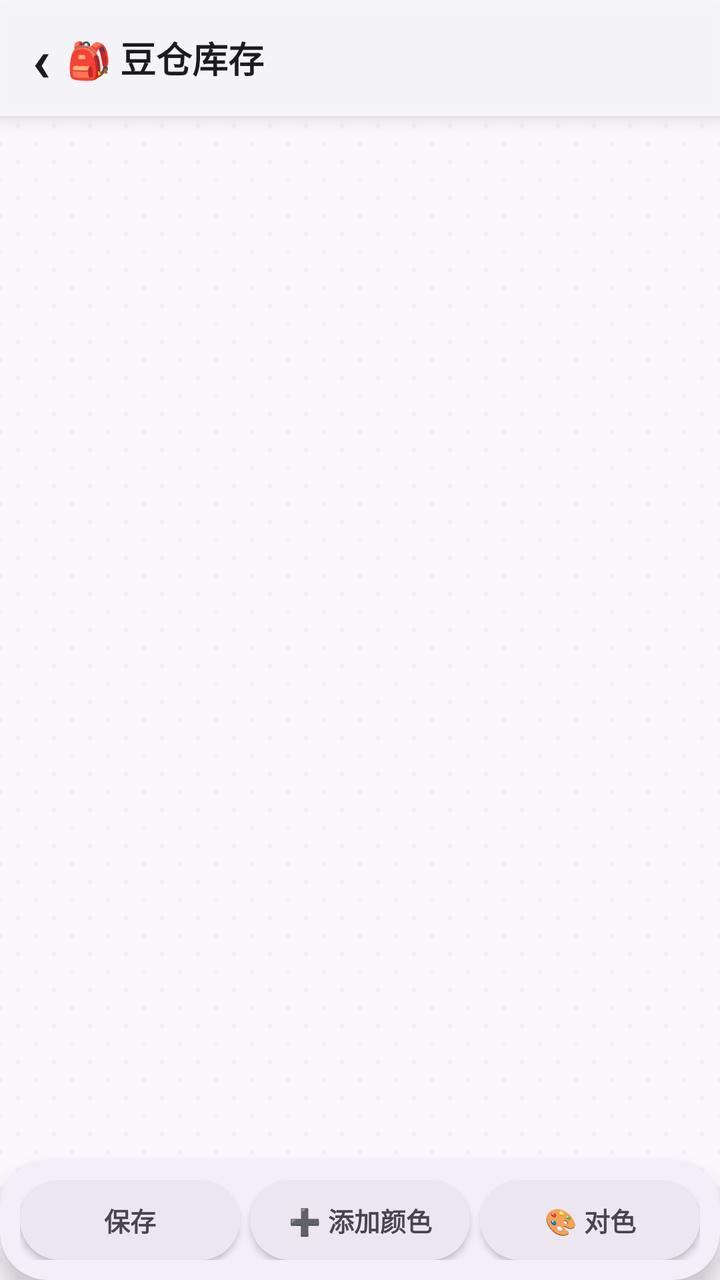
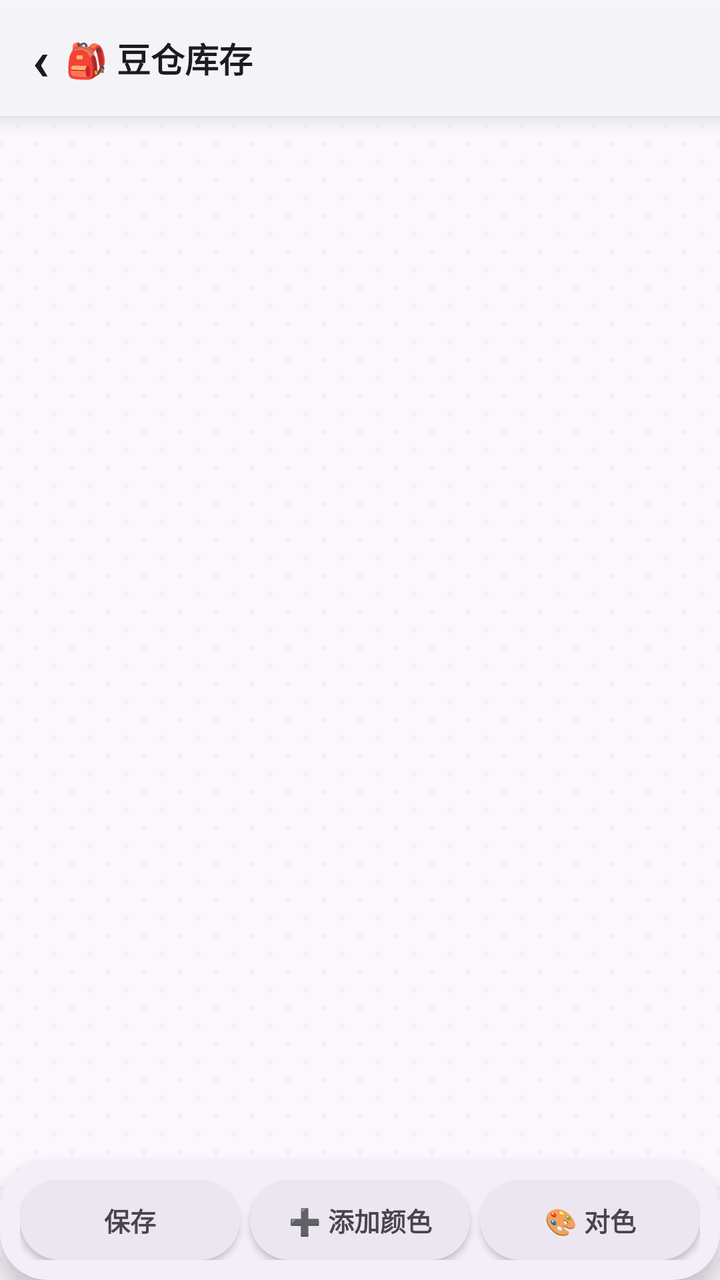

Compare the two renders of this Android layout. The source of the first and the diff that turns it into the second are given below.
<!-- AndroidManifest.xml: application theme AppTheme -->
<!-- res/layout/activity_inventory.xml -->
<?xml version="1.0" encoding="utf-8"?>
<LinearLayout xmlns:android="http://schemas.android.com/apk/res/android"
    android:layout_width="match_parent"
    android:layout_height="match_parent"
    android:background="@drawable/bg_pegboard"
    android:orientation="vertical">

    <LinearLayout
        android:layout_width="match_parent"
        android:layout_height="58dp"
        android:background="@drawable/bg_header"
        android:elevation="6dp"
        android:gravity="center_vertical"
        android:orientation="horizontal">

        <TextView
            android:id="@+id/btnBack"
            android:layout_width="wrap_content"
            android:layout_height="match_parent"
            android:clickable="true"
            android:focusable="true"
            android:gravity="center"
            android:paddingStart="16dp"
            android:paddingEnd="8dp"
            android:text="‹"
            android:textColor="@color/textMain"
            android:textSize="30sp"
            android:textStyle="bold" />

        <TextView
            android:layout_width="0dp"
            android:layout_height="wrap_content"
            android:layout_weight="1"
            android:text="@string/inv_page_title"
            android:textColor="@color/textMain"
            android:textSize="18sp"
            android:textStyle="bold" />

        <TextView
            android:id="@+id/tvCount"
            android:layout_width="wrap_content"
            android:layout_height="wrap_content"
            android:paddingEnd="16dp"
            android:textColor="@color/textSub"
            android:textSize="13sp" />
    </LinearLayout>

    <ListView
        android:id="@+id/lvInventory"
        android:layout_width="match_parent"
        android:layout_height="0dp"
        android:layout_weight="1"
        android:clipToPadding="false"
        android:divider="@null"
        android:dividerHeight="0dp"
        android:listSelector="@android:color/transparent"
        android:padding="12dp"
        android:scrollbars="none" />

    <LinearLayout
        android:layout_width="match_parent"
        android:layout_height="wrap_content"
        android:background="@drawable/bg_card"
        android:elevation="8dp"
        android:gravity="center"
        android:orientation="horizontal"
        android:padding="10dp">

        <TextView
            android:id="@+id/btnInvSave"
            android:layout_width="0dp"
            android:layout_height="40dp"
            android:layout_marginEnd="5dp"
            android:layout_weight="1"
            android:background="@drawable/bg_chip"
            android:clickable="true"
            android:elevation="2dp"
            android:focusable="true"
            android:gravity="center"
            android:text="@string/btn_save"
            android:textColor="@color/text_chip"
            android:textSize="13sp"
            android:textStyle="bold" />

        <TextView
            android:id="@+id/btnInvAdd"
            android:layout_width="0dp"
            android:layout_height="40dp"
            android:layout_marginEnd="5dp"
            android:layout_weight="1"
            android:background="@drawable/bg_chip"
            android:clickable="true"
            android:elevation="2dp"
            android:focusable="true"
            android:gravity="center"
            android:text="@string/btn_add_color"
            android:textColor="@color/text_chip"
            android:textSize="13sp"
            android:textStyle="bold" />

        <TextView
            android:id="@+id/btnInvMatch"
            android:layout_width="0dp"
            android:layout_height="40dp"
            android:layout_weight="1"
            android:background="@drawable/bg_chip"
            android:clickable="true"
            android:elevation="2dp"
            android:focusable="true"
            android:gravity="center"
            android:text="@string/match_btn"
            android:textColor="@color/text_chip"
            android:textSize="13sp"
            android:textStyle="bold" />
    </LinearLayout>
</LinearLayout>
<!-- resources referenced by this layout -->
<resources>
  <color name="textMain">#1D1B20</color>
  <color name="textSub">#49454F</color>
  <!-- drawable bg_card (drawable) -->
  <?xml version="1.0" encoding="utf-8"?>
  <shape xmlns:android="http://schemas.android.com/apk/res/android"
      android:shape="rectangle">
      <solid android:color="@color/colorSurface" />
      <corners android:radius="24dp" />
  </shape>
  <!-- drawable bg_chip (drawable) -->
  <?xml version="1.0" encoding="utf-8"?>
  <selector xmlns:android="http://schemas.android.com/apk/res/android">
      <item android:state_selected="true">
          <shape android:shape="rectangle">
              <solid android:color="@color/primaryContainer" />
              <corners android:radius="20dp" />
          </shape>
      </item>
      <item android:state_checked="true">
          <shape android:shape="rectangle">
              <solid android:color="@color/primaryContainer" />
              <corners android:radius="20dp" />
          </shape>
      </item>
      <item>
          <shape android:shape="rectangle">
              <solid android:color="@color/subsurface" />
              <corners android:radius="20dp" />
          </shape>
      </item>
  </selector>
  <!-- drawable bg_header (drawable) -->
  <?xml version="1.0" encoding="utf-8"?>
  <shape xmlns:android="http://schemas.android.com/apk/res/android"
      android:shape="rectangle">
      <solid android:color="@color/headerBg" />
  </shape>
  <!-- drawable bg_pegboard (drawable) -->
  <?xml version="1.0" encoding="utf-8"?>
  <bitmap xmlns:android="http://schemas.android.com/apk/res/android"
      android:src="@drawable/tile_pegboard"
      android:tileModeX="repeat"
      android:tileModeY="repeat" />
  <string name="btn_add_color">➕ 添加颜色</string>
  <string name="btn_save">保存</string>
  <string name="inv_page_title">🎒 豆仓库存</string>
  <string name="match_btn">🎨 对色</string>
  <style name="AppTheme" parent="android:Theme.Material.Light.NoActionBar">
          <item name="android:colorPrimary">@color/primary</item>
          <item name="android:colorPrimaryDark">@color/bg</item>
          <item name="android:colorAccent">@color/primary</item>
          <item name="android:statusBarColor">@color/bg</item>
          <item name="android:navigationBarColor">@color/bg</item>
          <item name="android:windowBackground">@drawable/bg_pegboard</item>
          <item name="android:windowLightStatusBar">true</item>
          
          <item name="android:alertDialogTheme">@style/CandyAlertDialog</item>
      </style>
  <color name="colorSurface">#F3EFF9</color>
  <color name="primaryContainer">#EADDFF</color>
  <color name="subsurface">#ECE6F0</color>
  <color name="headerBg">#F2F7F7FB</color>
  <!-- drawable tile_pegboard: png bitmap (drawable-night-nodpi, 262 bytes) -->
  <color name="primary">#6750A4</color>
  <color name="bg">#FEF7FF</color>
  <style name="CandyAlertDialog" parent="android:Theme.Material.Light.Dialog.Alert">
          <item name="android:windowBackground">@drawable/bg_dialog</item>
          <item name="android:colorAccent">@color/primary</item>
          <item name="android:textColorPrimary">@color/textMain</item>
          <item name="android:textColorSecondary">@color/textSub</item>
          <item name="android:windowMinWidthMinor">85%</item>
      </style>
  <!-- drawable bg_dialog (drawable) -->
  <?xml version="1.0" encoding="utf-8"?>
  <shape xmlns:android="http://schemas.android.com/apk/res/android"
      android:shape="rectangle">
      <solid android:color="@color/card" />
      <corners android:radius="28dp" />
  </shape>
  <color name="card">#FFFFFF</color>
</resources>

<!-- the commit's change to res/layout/activity_inventory.xml (unified diff, before → after) -->
@@ -24,7 +24,7 @@
             android:paddingEnd="8dp"
             android:text="‹"
             android:textColor="@color/textMain"
-            android:textSize="30sp"
+            android:textSize="28sp"
             android:textStyle="bold" />
 
         <TextView
@@ -33,7 +33,7 @@
             android:layout_weight="1"
             android:text="@string/inv_page_title"
             android:textColor="@color/textMain"
-            android:textSize="18sp"
+            android:textSize="17sp"
             android:textStyle="bold" />
 
         <TextView
<!-- resource entries referenced after the edit -->
@@ -62,7 +62,7 @@
   <color name="primaryContainer">#EADDFF</color>
   <color name="subsurface">#ECE6F0</color>
   <color name="headerBg">#F2F7F7FB</color>
-  <!-- drawable tile_pegboard: png bitmap (drawable-night-nodpi, 262 bytes) -->
+  <!-- drawable tile_pegboard: png bitmap (drawable-night-nodpi, 279 bytes) -->
   <color name="primary">#6750A4</color>
   <color name="bg">#FEF7FF</color>
   <style name="CandyAlertDialog" parent="android:Theme.Material.Light.Dialog.Alert">
